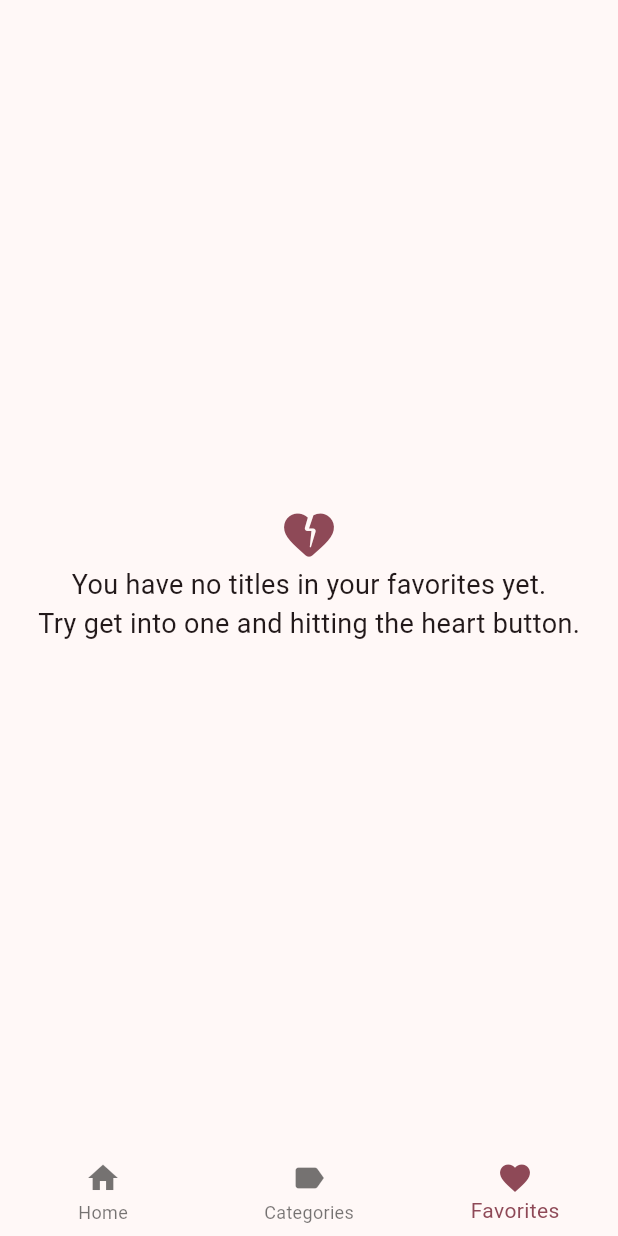
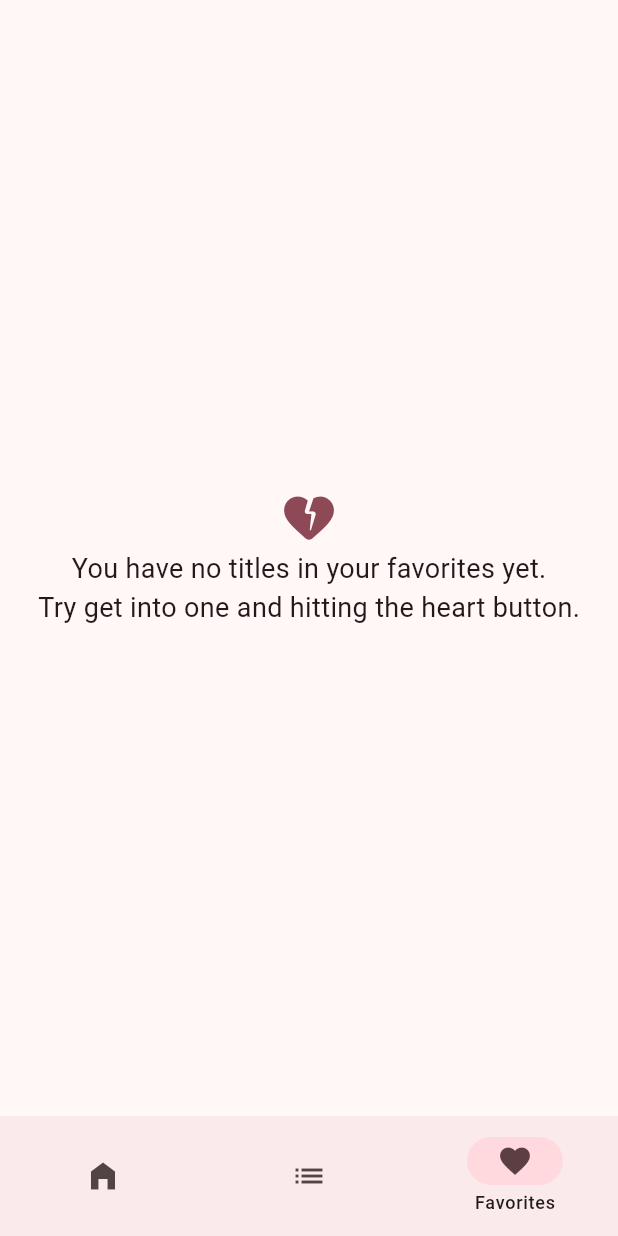
Before and after one commit to sanchez-matias/watch_time, a Flutter app: the screen it shows after launch, item 3 of the bottom bar chosen, on a phone screen of 412 x 824 dp. Run offline on Flutter 3.47's test engine with Material 2 defaults, Android fonts, the phone set to English and light mode, and no system bars; our stand-ins replace animate_do, card_swiper, dio, flutter_dotenv, flutter_riverpod, go_router and 1 more; accounts and stored records are empty; generated files the repository leaves out were written again; network calls fail.

Commit message:
replace BottomNavigationBar for a NavigationBar

```diff
--- a/lib/config/router/app_router.dart
+++ b/lib/config/router/app_router.dart
@@ -26,6 +26,10 @@ final appRouter = GoRouter(
         GoRoute(
           path: '/favorites',
           builder: (context, state) => const FavoritesView(),
+        ),
+        GoRoute(
+          path: '/watchlist',
+          builder: (context, state) => const WatchlistView(),
         )
       ],
     ),
--- a/lib/presentation/views/views.dart
+++ b/lib/presentation/views/views.dart
@@ -1,2 +1,3 @@
 export 'home_views/favorites_view.dart';
 export 'home_views/home_view.dart';
+export 'home_views/watchlist_view.dart';
--- a/lib/presentation/widgets/shared/custom_bottom_navigation.dart
+++ b/lib/presentation/widgets/shared/custom_bottom_navigation.dart
@@ -10,7 +10,7 @@ class CustomBottomNavigation extends StatelessWidget {
     switch (location) {
       case '/':
         return 0;
-      case '/categories':
+      case '/watchlist':
         return 1;
       case '/favorites':
         return 2;
@@ -25,7 +25,7 @@ class CustomBottomNavigation extends StatelessWidget {
         context.go('/');
         break;
       case 1:
-        context.go('/');
+        context.go('/watchlist');
         break;
       case 2:
         context.go('/favorites');
@@ -35,14 +35,15 @@ class CustomBottomNavigation extends StatelessWidget {
 
   @override
   Widget build(BuildContext context) {
-    return BottomNavigationBar(
-      elevation: 0,
-      currentIndex: getCurrentIndex(context),
-      onTap: (value) => onItemTapped(context, value),
-      items: const [
-        BottomNavigationBarItem(icon: Icon(Icons.home), label: 'Home'),
-        BottomNavigationBarItem(icon: Icon(Icons.label), label: 'Categories'),
-        BottomNavigationBarItem(icon: Icon(Icons.favorite), label: 'Favorites'),
+    return NavigationBar(
+      elevation: 0.8,
+      selectedIndex: getCurrentIndex(context),
+      onDestinationSelected: (value) => onItemTapped(context, value),
+      labelBehavior: NavigationDestinationLabelBehavior.onlyShowSelected,
+      destinations: const [
+        NavigationDestination(icon: Icon(Icons.home_filled), label: 'Home'),
+        NavigationDestination(icon: Icon(Icons.list), label: 'Watchlist'),
+        NavigationDestination(icon: Icon(Icons.favorite), label: 'Favorites'),
       ],
     );
   }
```
Also changed, not shown: lib/presentation/views/home_views/watchlist_view.dart (added, +12 -0 lines).
